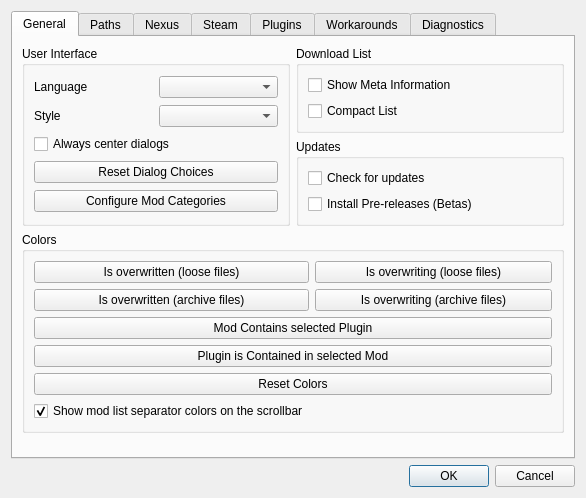
The window that modorganizer/src/settingsdialog.ui (Holt59/mo2-merge) describes before a commit, drawn with Qt 5.
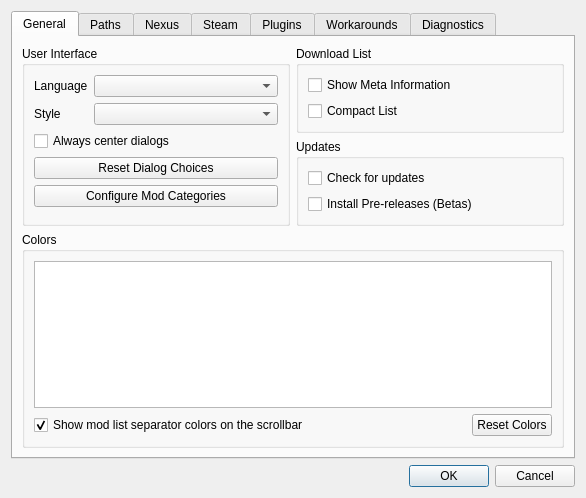
The same window after the commit. Icons and pictures are not drawn.

Commit message: [modorganizer] replaced color buttons by a QTableWidget

The edit to the form file:
```diff
--- a/modorganizer/src/settingsdialog.ui
+++ b/modorganizer/src/settingsdialog.ui
@@ -42,14 +42,22 @@
          <property name="title">
           <string>User Interface</string>
          </property>
-         <layout class="QGridLayout" name="gridLayout_7">
-          <item row="2" column="0">
-           <widget class="QLabel" name="label_10">
-            <property name="text">
-             <string>Style</string>
-            </property>
-           </widget>
-          </item>
+         <layout class="QVBoxLayout" name="verticalLayout_14">
+          <item>
+           <widget class="QWidget" name="widget_6" native="true">
+            <layout class="QFormLayout" name="formLayout_4">
+             <property name="leftMargin">
+              <number>0</number>
+             </property>
+             <property name="topMargin">
+              <number>0</number>
+             </property>
+             <property name="rightMargin">
+              <number>0</number>
+             </property>
+             <property name="bottomMargin">
+              <number>0</number>
+             </property>
           <item row="0" column="0">
            <widget class="QLabel" name="label_5">
             <property name="text">
@@ -71,7 +79,14 @@
             </property>
            </widget>
           </item>
-          <item row="2" column="1">
+             <item row="1" column="0">
+              <widget class="QLabel" name="label_10">
+               <property name="text">
+                <string>Style</string>
+               </property>
+              </widget>
+             </item>
+             <item row="1" column="1">
            <widget class="QComboBox" name="styleBox">
             <property name="toolTip">
              <string>graphical style</string>
@@ -81,7 +96,10 @@
             </property>
            </widget>
           </item>
-          <item row="4" column="0" colspan="2">
+            </layout>
+           </widget>
+          </item>
+          <item>
            <widget class="QCheckBox" name="centerDialogs">
             <property name="toolTip">
              <string>Dialogs will always be centered on the main window, but will remember their size.</string>
@@ -94,7 +112,7 @@
             </property>
            </widget>
           </item>
-          <item row="5" column="0" colspan="2">
+          <item>
            <widget class="QPushButton" name="resetDialogsButton">
             <property name="maximumSize">
              <size>
@@ -113,7 +131,7 @@
             </property>
            </widget>
           </item>
-          <item row="6" column="0" colspan="2">
+          <item>
            <widget class="QPushButton" name="categoriesBtn">
             <property name="toolTip">
              <string>Modify the categories available to arrange your mods.</string>
@@ -126,6 +144,19 @@
             </property>
            </widget>
           </item>
+          <item>
+           <spacer name="verticalSpacer_11">
+            <property name="orientation">
+             <enum>Qt::Vertical</enum>
+            </property>
+            <property name="sizeHint" stdset="0">
+             <size>
+              <width>0</width>
+              <height>0</height>
+             </size>
+            </property>
+           </spacer>
+          </item>
          </layout>
         </widget>
        </item>
@@ -176,8 +207,54 @@
          <property name="title">
           <string>Colors</string>
          </property>
-         <layout class="QGridLayout" name="gridLayout_5">
-          <item row="6" column="0">
+         <layout class="QVBoxLayout" name="verticalLayout_13">
+          <item>
+           <widget class="QTableWidget" name="colorTable">
+            <property name="editTriggers">
+             <set>QAbstractItemView::NoEditTriggers</set>
+            </property>
+            <property name="selectionMode">
+             <enum>QAbstractItemView::SingleSelection</enum>
+            </property>
+            <property name="selectionBehavior">
+             <enum>QAbstractItemView::SelectRows</enum>
+            </property>
+            <property name="verticalScrollMode">
+             <enum>QAbstractItemView::ScrollPerPixel</enum>
+            </property>
+            <property name="cornerButtonEnabled">
+             <bool>false</bool>
+            </property>
+            <attribute name="horizontalHeaderVisible">
+             <bool>false</bool>
+            </attribute>
+            <attribute name="horizontalHeaderHighlightSections">
+             <bool>false</bool>
+            </attribute>
+            <attribute name="horizontalHeaderStretchLastSection">
+             <bool>true</bool>
+            </attribute>
+            <attribute name="verticalHeaderVisible">
+             <bool>false</bool>
+            </attribute>
+           </widget>
+          </item>
+          <item>
+           <widget class="QWidget" name="widget_5" native="true">
+            <layout class="QHBoxLayout" name="horizontalLayout_3">
+             <property name="leftMargin">
+              <number>0</number>
+             </property>
+             <property name="topMargin">
+              <number>0</number>
+             </property>
+             <property name="rightMargin">
+              <number>0</number>
+             </property>
+             <property name="bottomMargin">
+              <number>0</number>
+             </property>
+             <item>
            <widget class="QCheckBox" name="colorSeparatorsBox">
             <property name="toolTip">
              <string>When this is enabled, the color defined for a separator will be shown on the mod list scrollbar at the location of the separator.  This can be useful for quick navigation between separator sections or to a specific separator section.</string>
@@ -193,53 +270,27 @@
             </property>
            </widget>
           </item>
-          <item row="4" column="0" colspan="2">
-           <widget class="QPushButton" name="containedBtn">
-            <property name="text">
-             <string>Plugin is Contained in selected Mod</string>
-            </property>
-           </widget>
-          </item>
-          <item row="1" column="0">
-           <widget class="QPushButton" name="overwrittenBtn">
-            <property name="text">
-             <string>Is overwritten (loose files)</string>
-            </property>
-           </widget>
-          </item>
-          <item row="1" column="1">
-           <widget class="QPushButton" name="overwritingBtn">
-            <property name="text">
-             <string>Is overwriting (loose files)</string>
-            </property>
-           </widget>
-          </item>
-          <item row="5" column="0" colspan="2">
+             <item>
+              <spacer name="horizontalSpacer_2">
+               <property name="orientation">
+                <enum>Qt::Horizontal</enum>
+               </property>
+               <property name="sizeHint" stdset="0">
+                <size>
+                 <width>40</width>
+                 <height>20</height>
+                </size>
+               </property>
+              </spacer>
+             </item>
+             <item>
            <widget class="QPushButton" name="resetColorsBtn">
             <property name="text">
              <string>Reset Colors</string>
             </property>
            </widget>
           </item>
-          <item row="3" column="0" colspan="2">
-           <widget class="QPushButton" name="containsBtn">
-            <property name="text">
-             <string>Mod Contains selected Plugin</string>
-            </property>
-           </widget>
-          </item>
-          <item row="2" column="0">
-           <widget class="QPushButton" name="overwrittenArchiveBtn">
-            <property name="text">
-             <string>Is overwritten (archive files)</string>
-            </property>
-           </widget>
-          </item>
-          <item row="2" column="1">
-           <widget class="QPushButton" name="overwritingArchiveBtn">
-            <property name="text">
-             <string>Is overwriting (archive files)</string>
-            </property>
+            </layout>
            </widget>
           </item>
          </layout>
```
Lines whose indentation alone changed are shown as unchanged. The commit also changes 2 other files.
